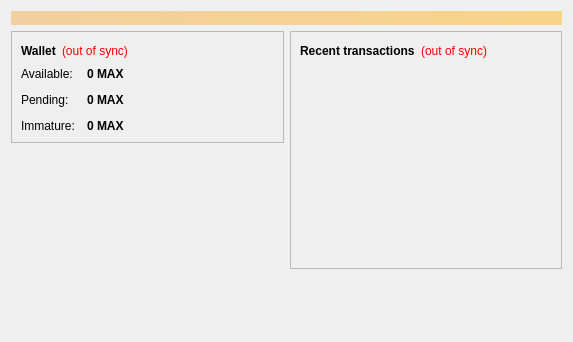
Before: the Qt Designer form src/qt/forms/overviewpage.ui in Max-Coin/maxcoin-dev-staging, drawn with Qt 5.
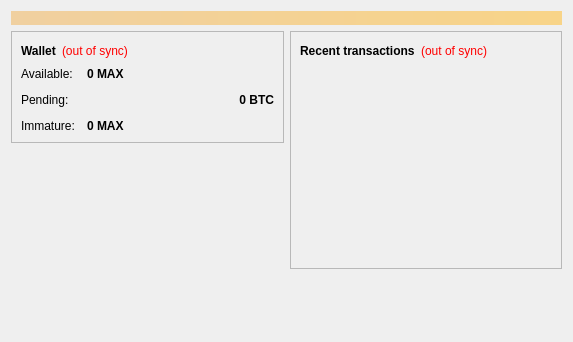
After: the same form once the commit is applied.

Commit message: overviewpage part 45

Diff of the .ui file:
```diff
--- a/src/qt/forms/overviewpage.ui
+++ b/src/qt/forms/overviewpage.ui
@@ -151,7 +151,10 @@
                <string>Total of transactions that have yet to be confirmed, and do not yet count toward the spendable balance</string>
               </property>
               <property name="text">
-               <string notr="true">0 MAX</string>
+               <string notr="true">0 BTC</string>
+              </property>
+              <property name="alignment">
+               <set>Qt::AlignRight|Qt::AlignTrailing|Qt::AlignVCenter</set>
               </property>
               <property name="textInteractionFlags">
                <set>Qt::LinksAccessibleByMouse|Qt::TextSelectableByKeyboard|Qt::TextSelectableByMouse</set>
```
